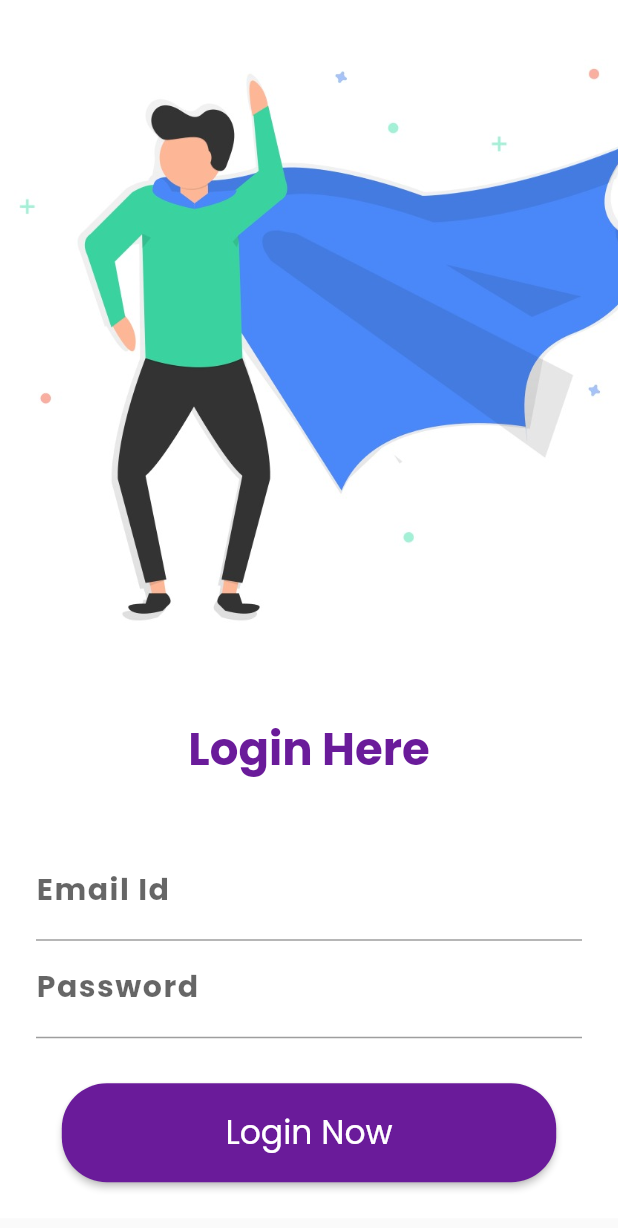
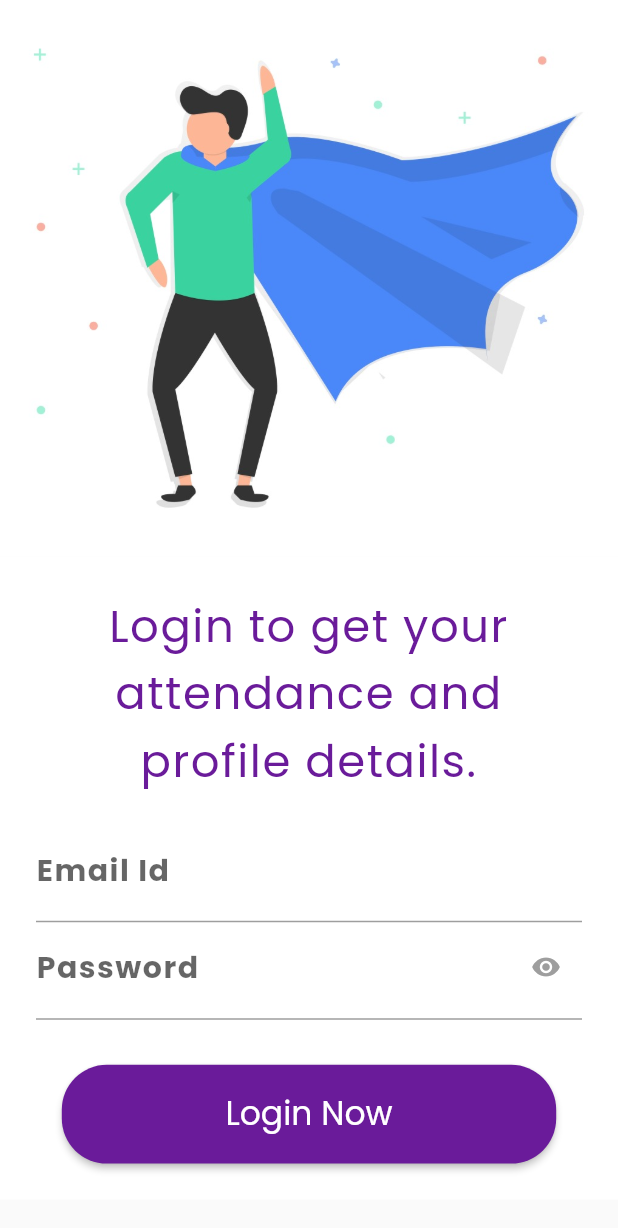
Before and after one commit to ngtrphuong/flutter_face_recognition_app, a Flutter app: the screen it shows after launch, on a phone screen of 412 x 824 dp. Shown: the top 1228 px of the screen. Run offline on Flutter 3.47's test engine with Material 2 defaults, Android fonts, the phone set to English and light mode, and no system bars; accounts and stored records are empty.

Commit message:
Added error Handling Logic and Some refinements in Login Screen.🚀🚀

```diff
--- /dev/null
+++ b/lib/models/account.dart
@@ -0,0 +1,47 @@
+class Account {
+  final String url;
+  final int pk;
+  final int empId;
+  final String emailId;
+  final String username;
+  final String firstName;
+  final String lastName;
+  final String gender;
+  final String phone;
+  final bool readEmp;
+  final bool addEmp;
+  final bool readAtt;
+  final bool addAtt;
+  final bool readDept;
+  final bool addDept;
+  final String idType;
+  final String idProof;
+  final String profileImg;
+  final int orgId;
+  final int deptId;
+  final String client;
+
+  Account({
+    this.url,
+    this.pk,
+    this.empId,
+    this.emailId,
+    this.username,
+    this.firstName,
+    this.lastName,
+    this.gender,
+    this.phone,
+    this.readEmp,
+    this.addEmp,
+    this.readDept,
+    this.addDept,
+    this.readAtt,
+    this.addAtt,
+    this.idProof,
+    this.idType,
+    this.profileImg,
+    this.orgId,
+    this.deptId,
+    this.client,
+  });
+}
--- /dev/null
+++ b/lib/models/app_exception.dart
@@ -0,0 +1,27 @@
+class AppException implements Exception {
+  final _message;
+  final _prefix;
+
+  AppException([this._message, this._prefix]);
+
+  String toString() {
+    return "$_prefix$_message";
+  }
+}
+
+class FetchDataException extends AppException {
+  FetchDataException([String message])
+      : super(message, "Error During Communication: ");
+}
+
+class BadRequestException extends AppException {
+  BadRequestException([message]) : super(message, "Invalid Request: ");
+}
+
+class UnauthorisedException extends AppException {
+  UnauthorisedException([message]) : super(message, "Unauthorised: ");
+}
+
+class InvalidInputException extends AppException {
+  InvalidInputException([String message]) : super(message, "Invalid Input: ");
+}
--- /dev/null
+++ b/lib/models/org.dart
@@ -0,0 +1,19 @@
+class Organization {
+  final String url;
+  final int pk;
+  final String name;
+  final String orgType;
+  final String contact;
+  final int staffcount;
+  final String logo;
+
+  Organization({
+    this.url,
+    this.pk,
+    this.name,
+    this.orgType,
+    this.contact,
+    this.staffcount,
+    this.logo,
+  });
+}
--- a/lib/screens/login_screen.dart
+++ b/lib/screens/login_screen.dart
@@ -12,7 +12,7 @@ class LoginScreen extends StatelessWidget {
           children: <Widget>[
             Container(
               width: double.infinity,
-              height: MediaQuery.of(context).size.height * 0.55,
+              height: MediaQuery.of(context).size.height * 0.45,
               child: FittedBox(
                 child: Image(
                   image: AssetImage('assets/images/illustration_2.jpeg'),
--- a/lib/widgets/auth_widget.dart
+++ b/lib/widgets/auth_widget.dart
@@ -1,3 +1,4 @@
+import 'package:face_app/models/app_exception.dart';
 import 'package:face_app/providers/auth.dart';
 import 'package:flutter/material.dart';
 import 'package:provider/provider.dart';
@@ -12,7 +13,7 @@ class _AuthWidgetState extends State<AuthWidget> {
   String _password;
 
   var _isLoading = false;
-
+  var _isObscure = true;
   TextStyle field = TextStyle(
     fontWeight: FontWeight.w600,
     fontSize: 20,
@@ -48,14 +49,16 @@ class _AuthWidgetState extends State<AuthWidget> {
   }
 
   Widget _buildPassword() {
-    return TextFormField(
+    return Stack(
+      children: <Widget>[
+        TextFormField(
           decoration: InputDecoration(
             labelText: 'Password',
             labelStyle: field,
           ),
           keyboardType: TextInputType.visiblePassword,
           textInputAction: TextInputAction.done,
-      obscureText: true,
+          obscureText: _isObscure,
           validator: (String value) {
             if (value.isEmpty) {
               return 'Password is Required';
@@ -66,6 +69,41 @@ class _AuthWidgetState extends State<AuthWidget> {
           onSaved: (String value) {
             _password = value;
           },
+        ),
+        Positioned(
+            right: 0,
+            top: 6,
+            child: IconButton(
+              icon: Icon(
+                Icons.remove_red_eye,
+                size: 20,
+                color: Colors.grey,
+              ),
+              onPressed: () {
+                setState(() {
+                  _isObscure = !_isObscure;
+                });
+              },
+            ))
+      ],
+    );
+  }
+
+  void _showErrorDialog(String message) {
+    showDialog(
+      context: context,
+      builder: (ctx) => AlertDialog(
+        title: Text('An Error Occurred!'),
+        content: Text(message),
+        actions: <Widget>[
+          FlatButton(
+            child: Text('Okay'),
+            onPressed: () {
+              Navigator.of(ctx).pop();
+            },
+          )
+        ],
+      ),
     );
   }
 
@@ -77,10 +115,16 @@ class _AuthWidgetState extends State<AuthWidget> {
     setState(() {
       _isLoading = true;
     });
+    try {
       await Provider.of<Auth>(context, listen: false).authenticate(
         _email,
         _password,
       );
+    } on AppException catch (error) {
+      _showErrorDialog(error.toString());
+    } catch (error) {
+      _showErrorDialog(error.toString());
+    }
     setState(() {
       _isLoading = false;
     });
@@ -99,14 +143,16 @@ class _AuthWidgetState extends State<AuthWidget> {
             mainAxisAlignment: MainAxisAlignment.center,
             children: <Widget>[
               Text(
-                'Login Here',
+                'Login to get your attendance and profile details.',
                 style: TextStyle(
-                  fontWeight: FontWeight.bold,
+                  fontWeight: FontWeight.w500,
                   fontSize: 30,
                   color: Theme.of(context).primaryColor,
+                  letterSpacing: 1.0,
                 ),
+                textAlign: TextAlign.center,
               ),
-              SizedBox(height: 40),
+              SizedBox(height: 20),
               _buildEmail(),
               _buildPassword(),
               SizedBox(height: 30),
@@ -123,6 +169,9 @@ class _AuthWidgetState extends State<AuthWidget> {
                   child: _isLoading
                       ? CircularProgressIndicator(
                           backgroundColor: Colors.white,
+                          valueColor: new AlwaysStoppedAnimation<Color>(
+                            Colors.purple[200],
+                          ),
                         )
                       : Text(
                           'Login Now',
```
Also changed, not shown: lib/providers/auth.dart (+130 -20 lines). Lines whose indentation alone changed are shown as unchanged.
